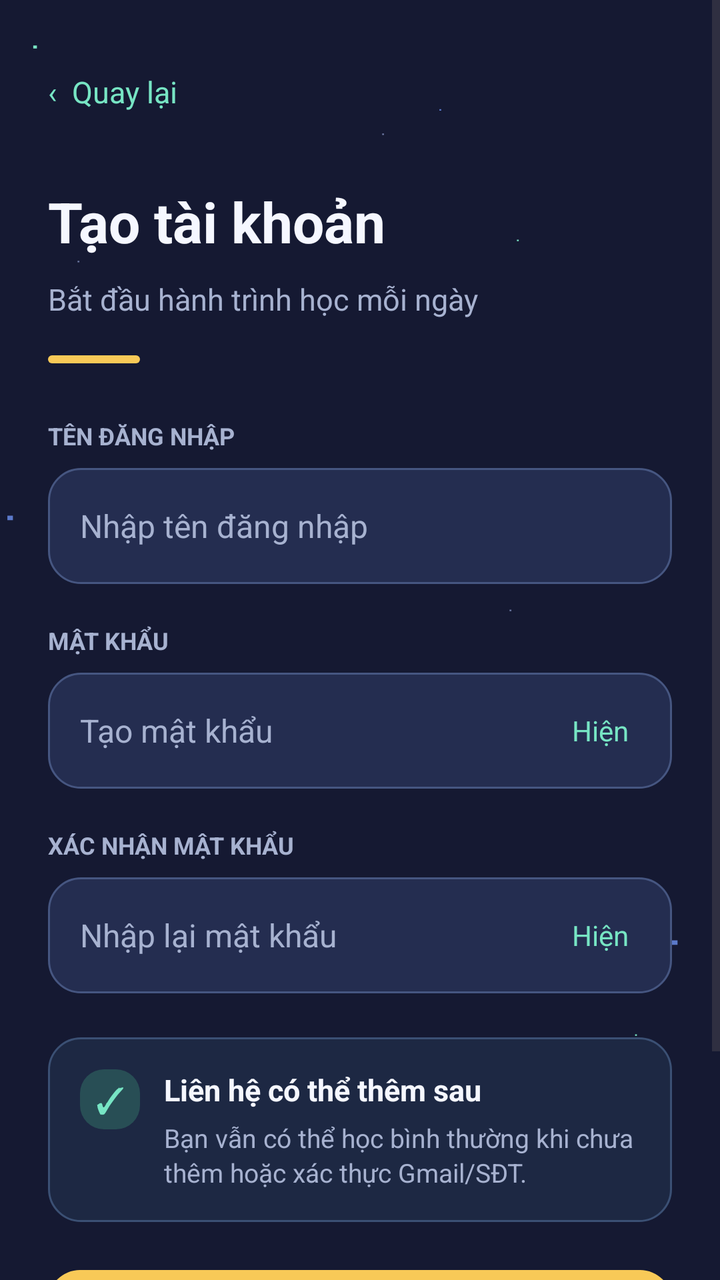
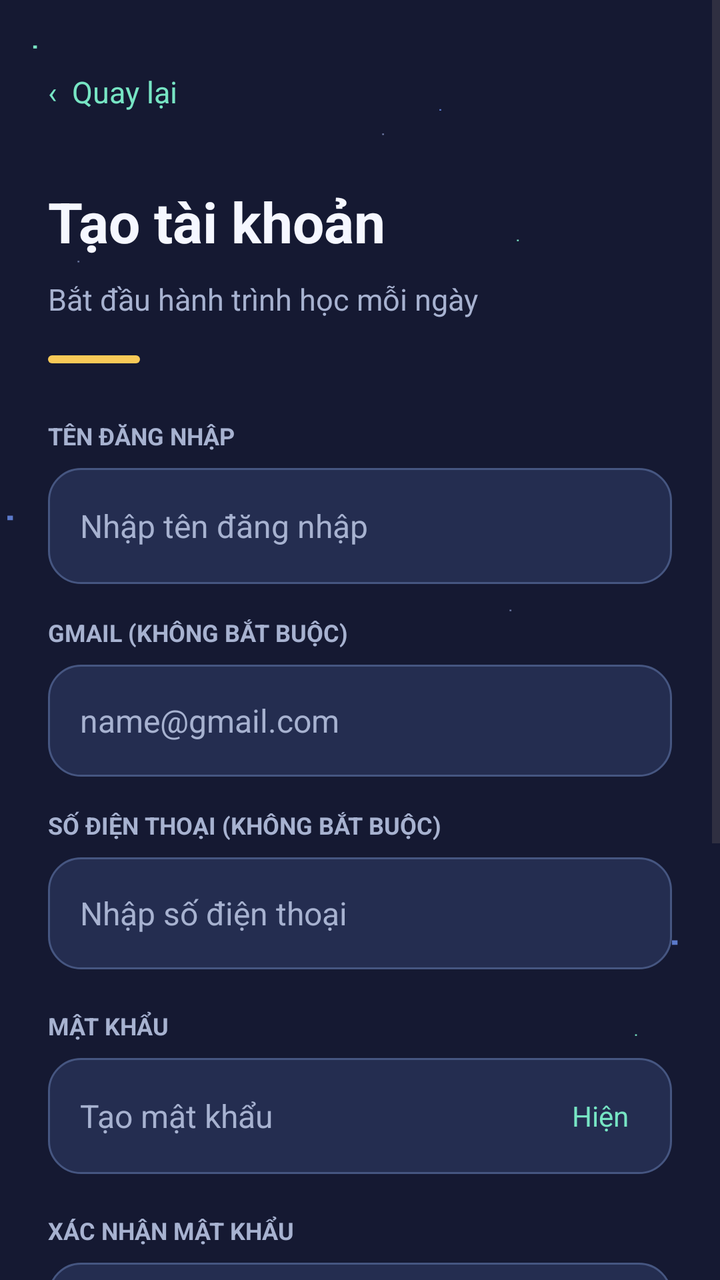

Before-and-after screenshots of an Android layout around one commit, followed by the original layout XML and the change that was made.
<!-- AndroidManifest.xml: application theme Theme.English_App -->
<!-- res/layout/activity_register.xml -->
<?xml version="1.0" encoding="utf-8"?>
<ScrollView xmlns:android="http://schemas.android.com/apk/res/android"
 android:id="@+id/registerScroll" android:layout_width="match_parent" android:layout_height="match_parent"
 android:fillViewport="true" android:background="@drawable/app_night_bg" android:clipToPadding="false">
 <LinearLayout android:id="@+id/registerContent" android:layout_width="match_parent" android:layout_height="wrap_content"
  android:minHeight="700dp" android:orientation="vertical" android:paddingStart="24dp" android:paddingEnd="24dp"
  android:paddingTop="22dp" android:paddingBottom="30dp">
  <TextView android:id="@+id/backButton" android:layout_width="wrap_content" android:layout_height="48dp" android:gravity="center_vertical"
   android:text="‹  Quay lại" android:textSize="15sp" android:textColor="@color/reg_mint" android:clickable="true" android:focusable="true"/>
  <LinearLayout android:id="@+id/registerHeader" android:layout_width="match_parent" android:layout_height="wrap_content" android:orientation="vertical" android:layout_marginTop="22dp">
   <TextView android:layout_width="match_parent" android:layout_height="wrap_content" android:text="Tạo tài khoản" android:textColor="@color/reg_white" android:textSize="28sp" android:textStyle="bold"/>
   <TextView android:layout_width="match_parent" android:layout_height="wrap_content" android:layout_marginTop="10dp" android:text="Bắt đầu hành trình học mỗi ngày" android:textColor="@color/reg_muted" android:textSize="15sp"/>
   <View android:layout_width="46dp" android:layout_height="4dp" android:background="@drawable/bg_cta" android:layout_marginTop="18dp"/>
  </LinearLayout>
  <LinearLayout android:id="@+id/registerForm" android:layout_width="match_parent" android:layout_height="wrap_content" android:orientation="vertical" android:layout_marginTop="28dp">
   <LinearLayout android:id="@+id/registerUsernameGroup" android:layout_width="match_parent" android:layout_height="wrap_content" android:orientation="vertical">
    <TextView android:layout_width="wrap_content" android:layout_height="wrap_content" android:text="TÊN ĐĂNG NHẬP" android:textColor="@color/reg_muted" android:textSize="12sp" android:textStyle="bold" android:layout_marginBottom="8dp"/>
    <EditText android:id="@+id/usernameInput" android:layout_width="match_parent" android:layout_height="58dp" android:background="@drawable/bg_input" android:paddingStart="16dp" android:paddingEnd="16dp" android:hint="Nhập tên đăng nhập" android:singleLine="true" android:inputType="textNoSuggestions" android:imeOptions="actionNext" android:textSize="16sp" android:textColor="@color/reg_white" android:textColorHint="@color/reg_muted"/>
   </LinearLayout>
   <LinearLayout android:id="@+id/registerPasswordGroup" android:layout_width="match_parent" android:layout_height="wrap_content" android:layout_marginTop="20dp" android:orientation="vertical">
    <TextView android:layout_width="wrap_content" android:layout_height="wrap_content" android:text="MẬT KHẨU" android:textColor="@color/reg_muted" android:textSize="12sp" android:textStyle="bold" android:layout_marginBottom="8dp"/>
    <FrameLayout android:layout_width="match_parent" android:layout_height="58dp">
     <EditText android:id="@+id/passwordInput" android:layout_width="match_parent" android:layout_height="match_parent" android:background="@drawable/bg_input" android:paddingStart="16dp" android:paddingEnd="78dp" android:hint="Tạo mật khẩu" android:inputType="textPassword" android:singleLine="true" android:imeOptions="actionNext" android:textSize="16sp" android:textColor="@color/reg_white" android:textColorHint="@color/reg_muted"/>
     <TextView android:id="@+id/togglePassword" android:layout_width="72dp" android:layout_height="match_parent" android:layout_gravity="end" android:gravity="center" android:text="Hiện" android:textSize="14sp" android:textColor="@color/reg_mint" android:clickable="true" android:focusable="true"/>
    </FrameLayout>
   </LinearLayout>
   <LinearLayout android:id="@+id/registerConfirmGroup" android:layout_width="match_parent" android:layout_height="wrap_content" android:layout_marginTop="20dp" android:orientation="vertical">
    <TextView android:layout_width="wrap_content" android:layout_height="wrap_content" android:text="XÁC NHẬN MẬT KHẨU" android:textColor="@color/reg_muted" android:textSize="12sp" android:textStyle="bold" android:layout_marginBottom="8dp"/>
    <FrameLayout android:layout_width="match_parent" android:layout_height="58dp">
     <EditText android:id="@+id/confirmInput" android:layout_width="match_parent" android:layout_height="match_parent" android:background="@drawable/bg_input" android:paddingStart="16dp" android:paddingEnd="78dp" android:hint="Nhập lại mật khẩu" android:inputType="textPassword" android:singleLine="true" android:imeOptions="actionDone" android:textSize="16sp" android:textColor="@color/reg_white" android:textColorHint="@color/reg_muted"/>
     <TextView android:id="@+id/toggleConfirm" android:layout_width="72dp" android:layout_height="match_parent" android:layout_gravity="end" android:gravity="center" android:text="Hiện" android:textColor="@color/reg_mint" android:textSize="14sp" android:clickable="true" android:focusable="true"/>
    </FrameLayout>
   </LinearLayout>
   <TextView android:id="@+id/errorMessage" android:layout_width="match_parent" android:layout_height="wrap_content" android:layout_marginTop="12dp" android:textColor="@color/reg_error" android:textSize="13sp" android:visibility="gone"/>
  </LinearLayout>
  <LinearLayout android:id="@+id/contactNotice" android:layout_width="match_parent" android:layout_height="wrap_content" android:layout_marginTop="22dp" android:background="@drawable/bg_notice" android:padding="16dp" android:orientation="horizontal" android:gravity="top">
   <TextView android:layout_width="30dp" android:layout_height="30dp" android:background="@drawable/bg_chip" android:gravity="center" android:text="✓" android:textColor="@color/reg_mint" android:textSize="18sp"/>
   <LinearLayout android:layout_width="0dp" android:layout_height="wrap_content" android:layout_weight="1" android:layout_marginStart="12dp" android:orientation="vertical">
    <TextView android:layout_width="match_parent" android:layout_height="wrap_content" android:text="Liên hệ có thể thêm sau" android:textColor="@color/reg_white" android:textSize="15sp" android:textStyle="bold"/>
    <TextView android:layout_width="match_parent" android:layout_height="wrap_content" android:layout_marginTop="5dp" android:text="Bạn vẫn có thể học bình thường khi chưa thêm hoặc xác thực Gmail/SĐT." android:textColor="@color/reg_muted" android:textSize="13sp" android:lineSpacingExtra="2dp"/>
   </LinearLayout>
  </LinearLayout>
  <TextView android:id="@+id/createAccountButton" android:layout_width="match_parent" android:layout_height="58dp" android:layout_marginTop="24dp" android:background="@drawable/bg_cta" android:gravity="center" android:text="Tạo tài khoản  →" android:textColor="@color/reg_dark" android:textSize="16sp" android:textStyle="bold" android:clickable="true" android:focusable="true"/>
  <TextView android:id="@+id/loginLink" android:layout_width="match_parent" android:layout_height="48dp" android:layout_marginTop="8dp" android:gravity="center" android:text="Đã có tài khoản?  Đăng nhập" android:textColor="@color/reg_mint" android:textSize="14sp" android:clickable="true" android:focusable="true"/>
 </LinearLayout>
</ScrollView>
<!-- resources referenced by this layout -->
<resources>
  <color name="reg_dark">#141A31</color>
  <color name="reg_error">#FF919F</color>
  <color name="reg_mint">#77E5C4</color>
  <color name="reg_muted">#A7B2D0</color>
  <color name="reg_white">#F5F7FF</color>
  <!-- drawable app_night_bg (drawable) -->
  <?xml version="1.0" encoding="utf-8"?>
  <vector xmlns:android="http://schemas.android.com/apk/res/android"
      android:width="390dp"
      android:height="844dp"
      android:viewportWidth="390"
      android:viewportHeight="844">
      <path
          android:fillColor="#151932"
          android:pathData="M0,0h390v844h-390z" />
      <path
          android:fillColor="#79E5C4"
          android:pathData="M18,30h2v2h-2z M110,338h2v2h-2z M280,158h1v1h-1z M318,746h2v2h-2z M344,682h1v1h-1z" />
      <path
          android:fillColor="#688BE6"
          android:fillAlpha="0.85"
          android:pathData="M4,340h3v3h-3z M322,342h1v1h-1z M364,620h3v3h-3z M48,456h1v1h-1z M238,72h1v1h-1z" />
      <path
          android:fillColor="#B4C7FF"
          android:fillAlpha="0.55"
          android:pathData="M42,172h1v1h-1z M207,88h1v1h-1z M58,606h1v1h-1z M276,402h1v1h-1z" />
  </vector>
  <!-- drawable bg_chip (drawable) -->
  <?xml version="1.0" encoding="utf-8"?>
  <shape xmlns:android="http://schemas.android.com/apk/res/android" android:shape="rectangle"><solid android:color="#284E55"/><corners android:radius="12dp"/></shape>
  <!-- drawable bg_cta (drawable) -->
  <?xml version="1.0" encoding="utf-8"?>
  <shape xmlns:android="http://schemas.android.com/apk/res/android" android:shape="rectangle"><solid android:color="@color/reg_yellow"/><corners android:radius="16dp"/></shape>
  <!-- drawable bg_input (drawable) -->
  <?xml version="1.0" encoding="utf-8"?>
  <shape xmlns:android="http://schemas.android.com/apk/res/android" android:shape="rectangle"><solid android:color="@color/reg_surface"/><stroke android:width="1dp" android:color="@color/reg_border"/><corners android:radius="16dp"/></shape>
  <!-- drawable bg_notice (drawable) -->
  <?xml version="1.0" encoding="utf-8"?>
  <shape xmlns:android="http://schemas.android.com/apk/res/android" android:shape="rectangle"><solid android:color="#1D2843"/><stroke android:width="1dp" android:color="#3B5074"/><corners android:radius="16dp"/></shape>
  <style name="Theme.English_App" parent="Base.Theme.English_App">
          <item name="android:statusBarColor">@color/login_bg</item>
          <item name="android:navigationBarColor">@color/login_bg</item>
          <item name="android:windowLightStatusBar">false</item>
      </style>
  <color name="reg_yellow">#F8C957</color>
  <color name="reg_surface">#242D50</color>
  <color name="reg_border">#465681</color>
  <style name="Base.Theme.English_App" parent="Theme.Material3.DayNight.NoActionBar">
          
          
      </style>
  <color name="login_bg">#151932</color>
</resources>

<!-- the commit's change to res/layout/activity_register.xml (unified diff, before → after) -->
@@ -16,6 +16,14 @@
    <LinearLayout android:id="@+id/registerUsernameGroup" android:layout_width="match_parent" android:layout_height="wrap_content" android:orientation="vertical">
     <TextView android:layout_width="wrap_content" android:layout_height="wrap_content" android:text="TÊN ĐĂNG NHẬP" android:textColor="@color/reg_muted" android:textSize="12sp" android:textStyle="bold" android:layout_marginBottom="8dp"/>
     <EditText android:id="@+id/usernameInput" android:layout_width="match_parent" android:layout_height="58dp" android:background="@drawable/bg_input" android:paddingStart="16dp" android:paddingEnd="16dp" android:hint="Nhập tên đăng nhập" android:singleLine="true" android:inputType="textNoSuggestions" android:imeOptions="actionNext" android:textSize="16sp" android:textColor="@color/reg_white" android:textColorHint="@color/reg_muted"/>
+   </LinearLayout>
+   <LinearLayout android:id="@+id/registerEmailGroup" android:layout_width="match_parent" android:layout_height="wrap_content" android:layout_marginTop="16dp" android:orientation="vertical">
+    <TextView android:layout_width="wrap_content" android:layout_height="wrap_content" android:text="GMAIL (KHÔNG BẮT BUỘC)" android:textColor="@color/reg_muted" android:textSize="12sp" android:textStyle="bold" android:layout_marginBottom="8dp"/>
+    <EditText android:id="@+id/emailInput" android:layout_width="match_parent" android:layout_height="56dp" android:background="@drawable/bg_input" android:paddingStart="16dp" android:paddingEnd="16dp" android:hint="name@gmail.com" android:singleLine="true" android:inputType="textEmailAddress" android:imeOptions="actionNext" android:textSize="16sp" android:textColor="@color/reg_white" android:textColorHint="@color/reg_muted" />
+   </LinearLayout>
+   <LinearLayout android:id="@+id/registerPhoneGroup" android:layout_width="match_parent" android:layout_height="wrap_content" android:layout_marginTop="16dp" android:orientation="vertical">
+    <TextView android:layout_width="wrap_content" android:layout_height="wrap_content" android:text="SỐ ĐIỆN THOẠI (KHÔNG BẮT BUỘC)" android:textColor="@color/reg_muted" android:textSize="12sp" android:textStyle="bold" android:layout_marginBottom="8dp"/>
+    <EditText android:id="@+id/phoneInput" android:layout_width="match_parent" android:layout_height="56dp" android:background="@drawable/bg_input" android:paddingStart="16dp" android:paddingEnd="16dp" android:hint="Nhập số điện thoại" android:singleLine="true" android:inputType="phone" android:imeOptions="actionNext" android:textSize="16sp" android:textColor="@color/reg_white" android:textColorHint="@color/reg_muted" />
    </LinearLayout>
    <LinearLayout android:id="@+id/registerPasswordGroup" android:layout_width="match_parent" android:layout_height="wrap_content" android:layout_marginTop="20dp" android:orientation="vertical">
     <TextView android:layout_width="wrap_content" android:layout_height="wrap_content" android:text="MẬT KHẨU" android:textColor="@color/reg_muted" android:textSize="12sp" android:textStyle="bold" android:layout_marginBottom="8dp"/>
